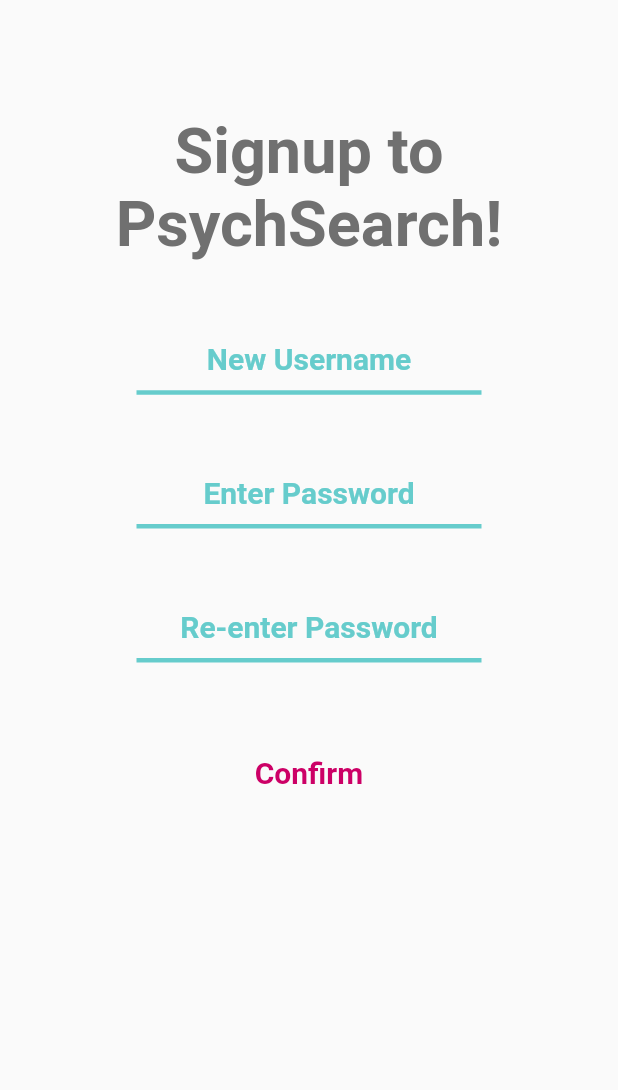
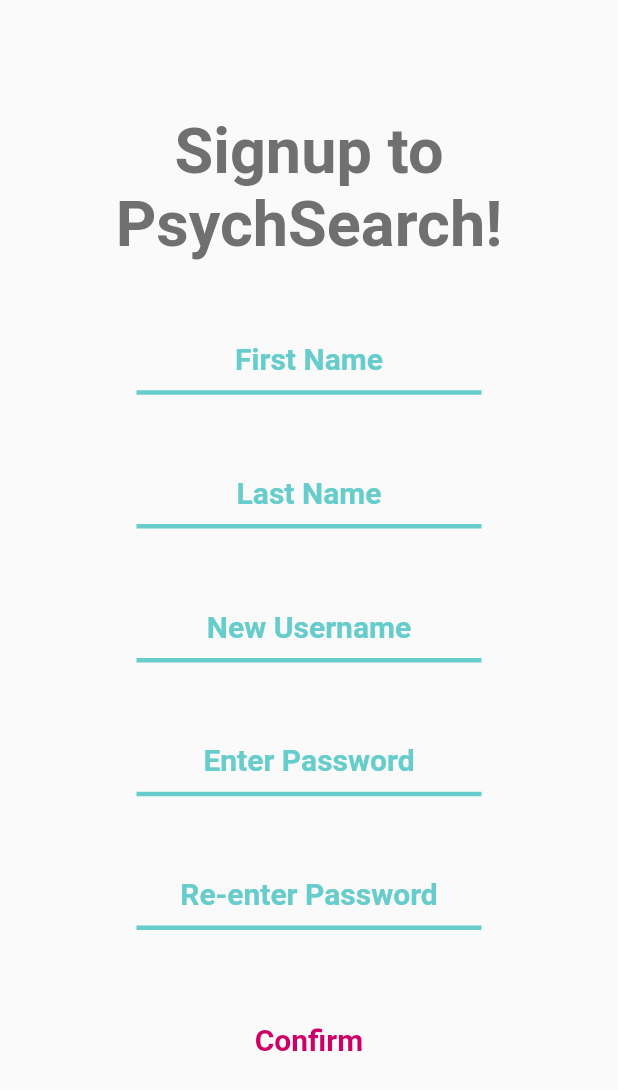
Before and after one commit to uzair110/Psych-help, a Flutter app: the SignUp screen opened directly, on a phone screen of 412 x 824 dp. Shown: the top 1090 px of the screen. Run offline on Flutter 3.47's test engine with Material 2 defaults, Android fonts, the phone set to English and light mode, and no system bars; our stand-ins replace flutter_spinkit; missing offline and left inert: dart:ffi; accounts and stored records are empty.

Commit message:
fixed signup

```diff
--- a/lib/signup.dart
+++ b/lib/signup.dart
@@ -6,9 +6,10 @@ import 'package:psych_help/services.dart';
 void firstSignUp() => runApp(SignUp());
 
 String tempEmail = "";
-String tempUsername = "";
+String tempfname = "";
 String tempPass1 = "";
 String tempPass2 = "";
+String templname = "";
 
 class SignUp extends StatefulWidget {
   @override
@@ -20,14 +21,15 @@ class SignUp extends StatefulWidget {
 }
 
 class _SignUpState extends State<SignUp> {
-  final emailcontroller = TextEditingController();
+  final fnamecontroller = TextEditingController();
+  final lnamecontroller = TextEditingController();
   final pass1controller = TextEditingController();
   final pass2controller = TextEditingController();
   final usernamecontroller = TextEditingController();
   @override
   void dispose() {
     // Clean up the controller when the widget is disposed.
-    emailcontroller.dispose();
+    fnamecontroller.dispose();
     pass1controller.dispose();
     pass2controller.dispose();
     usernamecontroller.dispose();
@@ -45,8 +47,10 @@ class _SignUpState extends State<SignUp> {
         // crossAxisAlignment: CrossAxisAlignment.start,
         children: <Widget>[
           _buildSignUpText(),
-          // SizedBox(height: SizeConfig.safeBlockHorizontal * 10),
-          // _EmailAddress(),
+          SizedBox(height: SizeConfig.safeBlockHorizontal * 10),
+          firstName(),
+          SizedBox(height: SizeConfig.safeBlockHorizontal * 10),
+          lastName(),
           SizedBox(height: SizeConfig.safeBlockHorizontal * 10),
           usernameContainer(),
           SizedBox(height: SizeConfig.safeBlockHorizontal * 10),
@@ -76,36 +80,67 @@ class _SignUpState extends State<SignUp> {
   }
 
   //Text field input for SignUp
-  // Container _EmailAddress() {
-  //   return Container(
-  //       child: Center(
-  //           child: Container(
-  //               width: 230,
-  //               child: TextField(
-  //                 controller: emailcontroller,
-  //                 onChanged: (String text1) {
-  //                   temp_email = text1;
-  //                 },
-  //                 style: TextStyle(
-  //                   fontWeight: FontWeight.bold,
-  //                   color: Color(0xFF66CCCC),
-  //                   fontSize: 20,
-  //                 ),
-  //                 textAlign: TextAlign.center,
-  //                 decoration: InputDecoration(
-  //                   border: InputBorder.none,
-  //                   enabledBorder: UnderlineInputBorder(
-  //                       borderSide: const BorderSide(
-  //                           color: Color(0xFF66CCCC), width: 3.0)),
-  //                   hintText: "Email address",
-  //                   hintStyle: TextStyle(
-  //                     fontWeight: FontWeight.bold,
-  //                     color: Color(0xFF66CCCC),
-  //                     fontSize: 20,
-  //                   ),
-  //                 ),
-  //               ))));
-  // }
+  Container firstName() {
+    return Container(
+        child: Center(
+            child: Container(
+                width: 230,
+                child: TextField(
+                  controller: fnamecontroller,
+                  onChanged: (String text1) {
+                    tempEmail = text1;
+                  },
+                  style: TextStyle(
+                    fontWeight: FontWeight.bold,
+                    color: Color(0xFF66CCCC),
+                    fontSize: 20,
+                  ),
+                  textAlign: TextAlign.center,
+                  decoration: InputDecoration(
+                    border: InputBorder.none,
+                    enabledBorder: UnderlineInputBorder(
+                        borderSide: const BorderSide(
+                            color: Color(0xFF66CCCC), width: 3.0)),
+                    hintText: "First Name",
+                    hintStyle: TextStyle(
+                      fontWeight: FontWeight.bold,
+                      color: Color(0xFF66CCCC),
+                      fontSize: 20,
+                    ),
+                  ),
+                ))));
+  }
+
+  Container lastName() {
+    return Container(
+        child: Center(
+            child: Container(
+                width: 230,
+                child: TextField(
+                  controller: lnamecontroller,
+                  onChanged: (String text6) {
+                    templname = text6;
+                  },
+                  style: TextStyle(
+                    fontWeight: FontWeight.bold,
+                    color: Color(0xFF66CCCC),
+                    fontSize: 20,
+                  ),
+                  textAlign: TextAlign.center,
+                  decoration: InputDecoration(
+                    border: InputBorder.none,
+                    enabledBorder: UnderlineInputBorder(
+                        borderSide: const BorderSide(
+                            color: Color(0xFF66CCCC), width: 3.0)),
+                    hintText: "Last Name",
+                    hintStyle: TextStyle(
+                      fontWeight: FontWeight.bold,
+                      color: Color(0xFF66CCCC),
+                      fontSize: 20,
+                    ),
+                  ),
+                ))));
+  }
   Container usernameContainer() {
     return Container(
         child: Center(
@@ -114,7 +149,7 @@ class _SignUpState extends State<SignUp> {
                 child: TextField(
                   controller: usernamecontroller,
                   onChanged: (String text4) {
-                    tempUsername = text4;
+                    tempfname = text4;
                   },
                   style: TextStyle(
                     fontWeight: FontWeight.bold,
```
Also changed, not shown: pubspec.lock.
